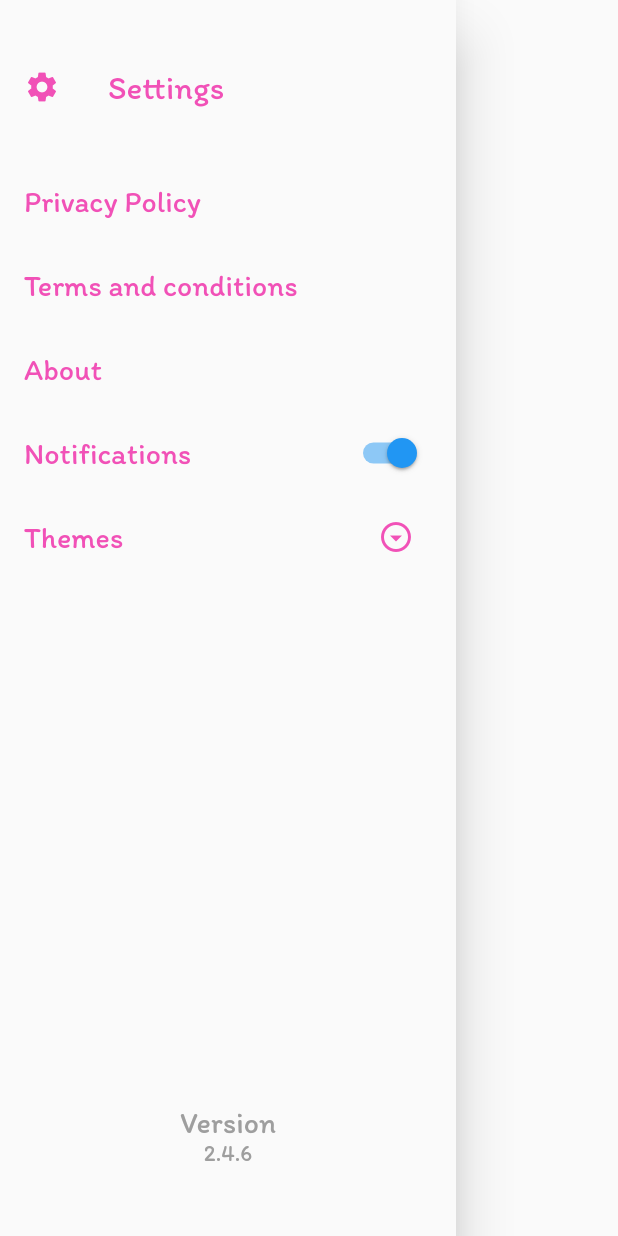
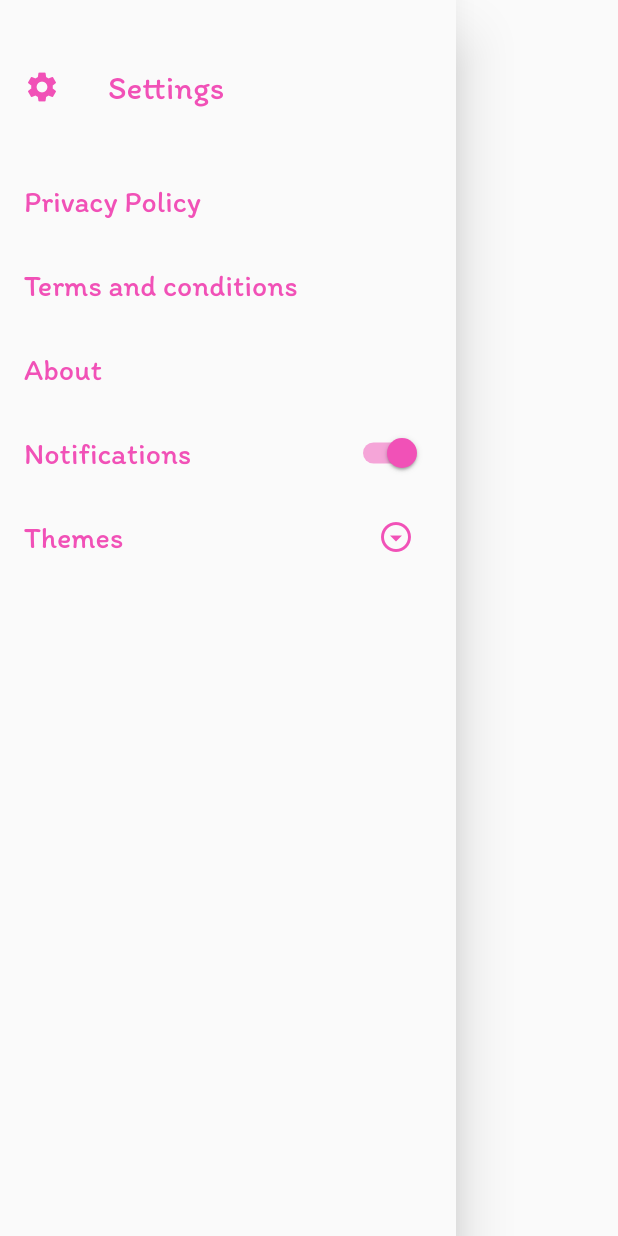
Before and after one commit to Shinas-Nazeer/Musicpalyer, a Flutter app: the SettingScreen widget shown alone on an empty page, opened directly, on a phone screen of 412 x 824 dp. Run offline on Flutter 3.47's test engine with Material 2 defaults, Android fonts, the phone set to English and light mode, and no system bars; our stand-ins replace assets_audio_player, audio_video_progress_bar, hive_flutter, on_audio_query, permission_handler, text_scroll; accounts and stored records are empty.

Commit message:
first commit

```diff
--- a/lib/screens/miniplayer.dart
+++ b/lib/screens/miniplayer.dart
@@ -1,4 +1,3 @@
-
 import 'package:assets_audio_player/assets_audio_player.dart';
 import 'package:flutter/material.dart';
 import 'package:mymusicapp/Functions/text.dart';
--- a/lib/widgets/privaypolicy.dart
+++ b/lib/widgets/privaypolicy.dart
@@ -1,7 +1,5 @@
 
 import 'package:flutter/material.dart';
-import 'package:flutter/src/widgets/container.dart';
-import 'package:flutter/src/widgets/framework.dart';
 
 class PrivacyScreen extends StatefulWidget {
   const PrivacyScreen({super.key});
--- a/lib/widgets/settings.dart
+++ b/lib/widgets/settings.dart
@@ -1,4 +1,5 @@
 import 'package:flutter/material.dart';
+import 'package:mymusicapp/Functions/text.dart';
 
 import 'package:mymusicapp/screens/Screen_about.dart';
 
@@ -97,7 +98,9 @@ class _SettingScreenState extends State<SettingScreen> {
                   color: Color.fromARGB(255, 241, 81, 183),
                   fontFamily: ('Itim'),
                   fontSize: 20.0)),
-                  trailing: Switch(value: true, onChanged: (_){},
+                  trailing: Switch(
+                    activeColor: krose,
+                    value: true, onChanged: (_){},
                  )
 
         ),
@@ -136,23 +139,23 @@ class _SettingScreenState extends State<SettingScreen> {
 
         ),
 
-          ListTile(
-            minVerticalPadding: 350.0,
+          // ListTile(
+          //   minVerticalPadding: 350.0,
 
-          title: Text("Version",
-          textAlign: TextAlign.center,
-              style: TextStyle(
-                  color: Colors.grey,
-                  fontFamily: ('Itim'),
-                  fontSize: 20.0)),
-                    subtitle: Text("2.4.6",
-                    textAlign: TextAlign.center,
-              style: TextStyle(
-                  color: Colors.grey,
-                  fontFamily: ('Itim'),
-                  fontSize: 15.0)),
+          // title: Text("Version",
+          // textAlign: TextAlign.center,
+          //     style: TextStyle(
+          //         color: Colors.grey,
+          //         fontFamily: ('Itim'),
+          //         fontSize: 20.0)),
+          //           subtitle: Text("2.4.6",
+          //           textAlign: TextAlign.center,
+          //     style: TextStyle(
+          //         color: Colors.grey,
+          //         fontFamily: ('Itim'),
+          //         fontSize: 15.0)),
 
-                ),
+          //       ),
 
       ],
     );
```
Also changed, not shown: lib/screens/Screen_nowplaying.dart (+19 -3 lines).
